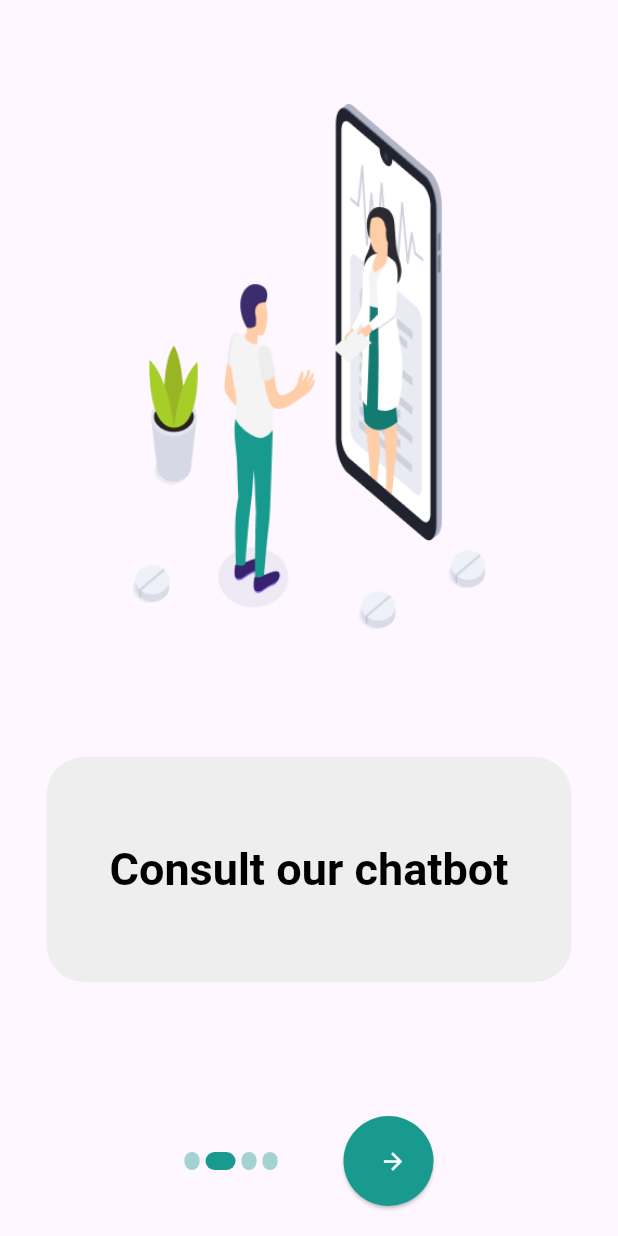
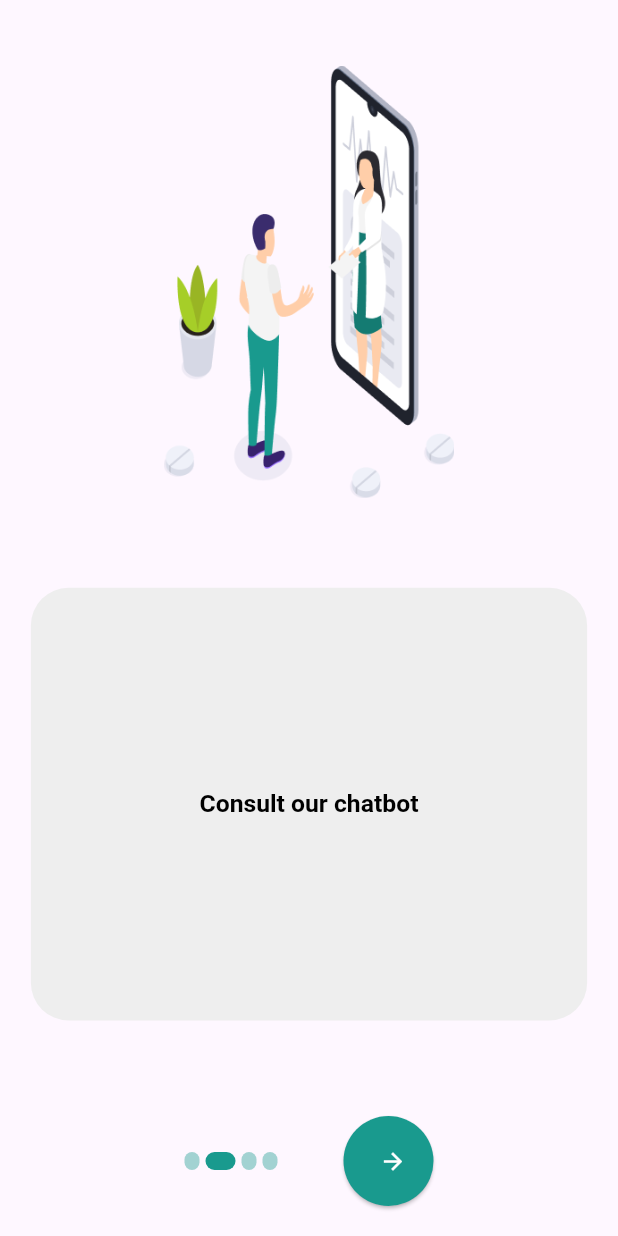
Before and after one commit to YaraShehadeh/pharma_ease, a Flutter app: the screen it shows after launch, after a tap on the "arrow forward" icon, on a phone screen of 412 x 824 dp. Run offline on Flutter 3.47's test engine with Material 3 defaults, Android fonts, the phone set to English and light mode, and no system bars; our stand-ins replace google_fonts, google_maps_flutter, location.

Commit message:
pull code

```diff
--- a/lib/src/ui/screens/HomePage/map_page.dart
+++ b/lib/src/ui/screens/HomePage/map_page.dart
@@ -2,6 +2,7 @@ import 'dart:async';
 import 'package:pharmaease/src/ui/screens/HomePage/map.dart';
 import 'package:flutter/material.dart';
 import 'package:pharmaease/src/ui/screens/pharmacy_details_screen.dart';
+import 'package:pharmaease/src/ui/theme/colors.dart';
 import 'package:pharmaease/src/ui/widgets/search_bar_widget.dart';
 import 'package:pharmaease/src/ui/widgets/side_menu.dart';
 
@@ -120,7 +121,7 @@ class _MapPageState extends State<MapPage> {
                     decoration: const BoxDecoration(
                       shape: BoxShape.rectangle,
                       borderRadius: BorderRadius.all(Radius.circular(15)),
-                      color: Color(0xFF199A8E),
+                      color: pharmaGreenColor,
                     ),
                     child: ListTile(
                       title: const Text("title"),
--- a/lib/src/ui/screens/MedicineSearch/medicine_card.dart
+++ b/lib/src/ui/screens/MedicineSearch/medicine_card.dart
@@ -1,6 +1,7 @@
 import 'package:flutter/material.dart';
 import 'package:pharmaease/src/model/medicine_model.dart';
 import 'package:pharmaease/src/ui/screens/medicine_details_screen.dart';
+import 'package:pharmaease/src/ui/theme/colors.dart';
 
 class MedicineCard extends StatefulWidget {
   final Medicine medicine;
@@ -66,7 +67,7 @@ class _MedicineCardState extends State<MedicineCard> {
                       children: [
                         const Icon(
                           Icons.local_pharmacy_outlined,
-                          color: Color(0xFF199A8E),
+                          color: pharmaGreenColor,
                         ),
                         Text(
                           '${widget.medicine.pharmacies.toStringAsFixed(0)} pharmacies near you',
--- a/lib/src/ui/screens/launcher_screen.dart
+++ b/lib/src/ui/screens/launcher_screen.dart
@@ -2,6 +2,7 @@ import 'dart:async';
 
 import 'package:flutter/material.dart';
 import 'package:google_fonts/google_fonts.dart';
+import 'package:pharmaease/src/ui/theme/colors.dart';
 
 class LauncherScreen extends StatefulWidget {
   const LauncherScreen({super.key});
@@ -38,11 +39,11 @@ class _LauncherScreenState extends State<LauncherScreen> {
               Text(
                 'PharmaEase',
                 style: Theme.of(context).textTheme.headlineMedium?.copyWith(
-                      fontWeight: FontWeight.w700,
-                      color: const Color(0xFF199A8E),
-                      fontFamily: GoogleFonts.kaushanScript().fontFamily,
-                      fontSize: 60,
-                    ),
+                  fontWeight: FontWeight.w700,
+                  color: pharmaGreenColor,
+                  fontFamily: GoogleFonts.kaushanScript().fontFamily,
+                  fontSize: 60,
+                ),
               ),
               const SizedBox(height: 16),
             ],
--- a/lib/src/ui/screens/onboarding_screen.dart
+++ b/lib/src/ui/screens/onboarding_screen.dart
@@ -1,5 +1,6 @@
 import 'package:flutter/material.dart';
 import 'package:pharmaease/src/ui/screens/HomePage/map_page.dart';
+import 'package:pharmaease/src/ui/theme/colors.dart';
 
 class OnBoardingScreen extends StatefulWidget {
   const OnBoardingScreen({Key? key}) : super(key: key);
@@ -82,8 +83,8 @@ class _OnBoardingScreenState extends State<OnBoardingScreen> {
                   },
                   style: ElevatedButton.styleFrom(
                       shape: const CircleBorder(),
-                      backgroundColor: const Color(0xFF199A8E)),
-                  child: const Icon(
+                      backgroundColor: pharmaGreenColor),
+                  child: const  Icon(
                     Icons.arrow_forward,
                     color: Colors.white,
                   )),
@@ -110,7 +111,7 @@ class DotIndicator extends StatelessWidget {
       width: isActive ? 20 : 10,
       decoration: BoxDecoration(
         color:
-            isActive ? const Color(0xFF199A8E) : const Color(0xFF199A8E).withOpacity(0.4),
+            isActive ? pharmaGreenColor : pharmaGreenColor.withOpacity(0.4),
         borderRadius: const BorderRadius.all(Radius.circular(12)),
       ),
     );
@@ -159,13 +160,16 @@ class OnBoardContent extends StatelessWidget {
   @override
   Widget build(BuildContext context) {
     double screenWidth = MediaQuery.of(context).size.width;
+    return LayoutBuilder(
+      builder: (context,constraints) {
+        double screenWidth = constraints.maxWidth;
         return Column(
           children: [
             const Spacer(),
             Image.asset(
               image,
-          height: 350,
-          width: 450,
+              height: screenWidth * 0.7,
+              width: screenWidth * 0.9,
             ),
             const Spacer(),
             const SizedBox(
@@ -176,22 +180,28 @@ class OnBoardContent extends StatelessWidget {
                 color: Colors.grey.shade200,
                 borderRadius: BorderRadius.circular(25),
               ),
-          height: 150,
-          width: 350,
+              height: screenWidth * 0.7,
+              width: screenWidth * 0.9,
               padding: const EdgeInsets.all(16),
               child: Center(
                 child: Text(
                   description,
                   textAlign: TextAlign.start,
-              style: Theme.of(context).textTheme.headlineMedium?.copyWith(
+                  style: Theme
+                      .of(context)
+                      .textTheme
+                      .headlineMedium
+                      ?.copyWith(
                       fontWeight: FontWeight.w700,
                       color: Colors.black,
-                  fontSize: 30),
+                      fontSize: screenWidth * 0.04,),
                 ),
               ),
             ),
             const Spacer(),
           ],
         );
+      },
+    );
   }
 }
--- /dev/null
+++ b/lib/src/ui/theme/colors.dart
@@ -0,0 +1,3 @@
+import 'package:flutter/material.dart';
+
+const pharmaGreenColor= Color(0xFF199A8E);
```
Also changed, not shown: lib/src/ui/screens/MedicineSearch/search_medicine_screen.dart (+80 -15 lines), lib/src/ui/screens/medicine_details_screen.dart (+6 -5 lines), lib/src/ui/widgets/side_menu.dart (+13 -8 lines). Lines whose indentation alone changed are shown as unchanged.
